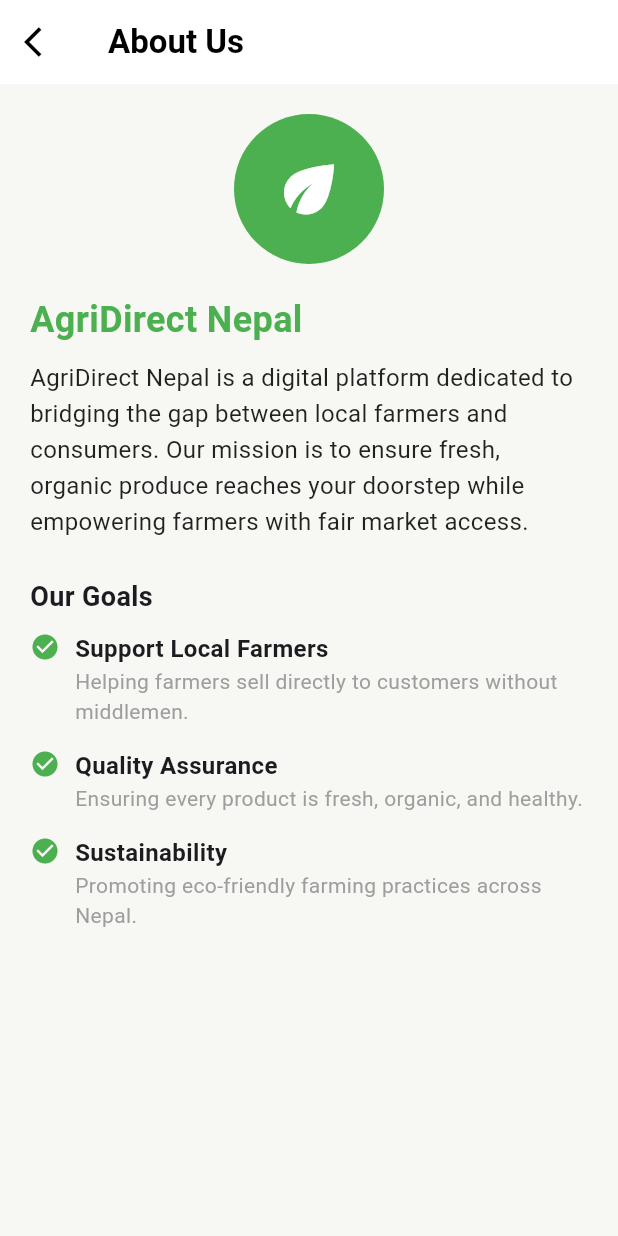
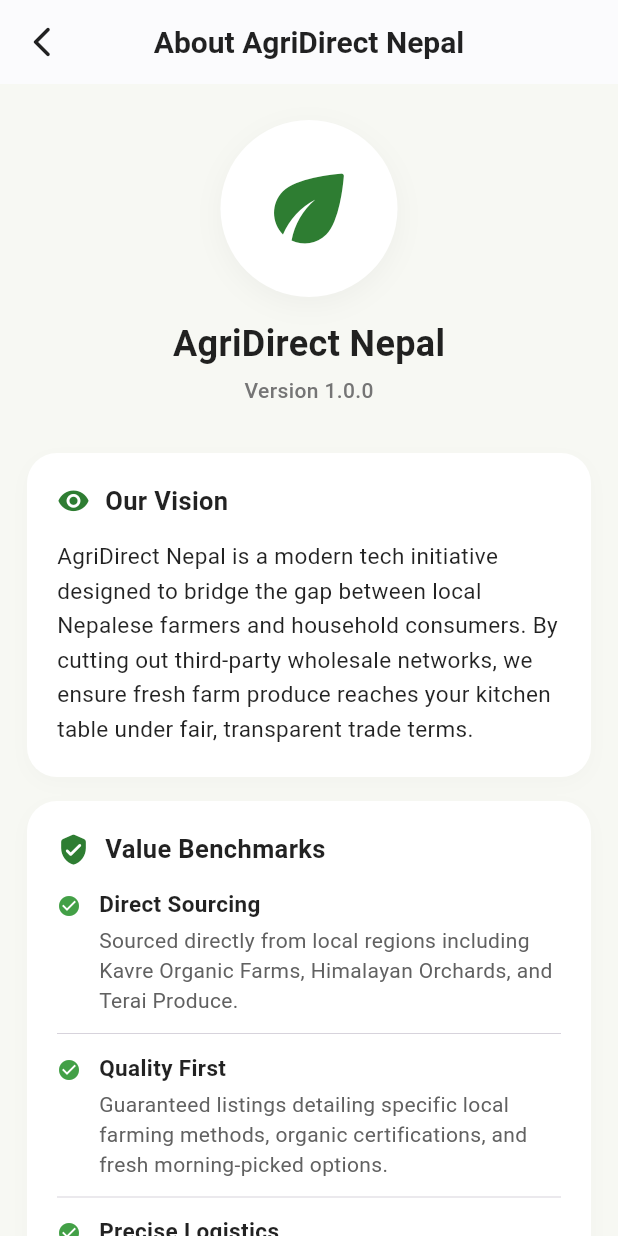
Before and after one commit to Biraj1122/AgriDirect-Nepal, a Flutter app: the AboutUsScreen screen opened directly, on a phone screen of 412 x 824 dp. Run offline on Flutter 3.47's test engine with Material 3 defaults, Android fonts, the phone set to English and light mode, and no system bars; our stand-ins replace firebase_core, geocoding, geolocator, google_maps_flutter; accounts and stored records are empty.

Commit message:
made changes edited my_favrioutes and about_us

```diff
--- a/lib/about_us.dart
+++ /dev/null
@@ -1,80 +0,0 @@
-import 'package:flutter/material.dart';
-
-class AboutUsScreen extends StatelessWidget {
-  const AboutUsScreen({super.key});
-
-  @override
-  Widget build(BuildContext context) {
-    return Scaffold(
-      backgroundColor: const Color(0xffF7F8F3),
-      appBar: AppBar(
-        backgroundColor: Colors.white,
-        elevation: 0,
-        leading: IconButton(
-          icon: const Icon(Icons.arrow_back_ios, color: Colors.black),
-          onPressed: () => Navigator.pop(context),
-        ),
-        title: const Text(
-          "About Us",
-          style: TextStyle(color: Colors.black, fontWeight: FontWeight.bold),
-        ),
-      ),
-      body: SingleChildScrollView(
-        padding: const EdgeInsets.all(20.0),
-        child: Column(
-          crossAxisAlignment: CrossAxisAlignment.start,
-          children: [
-            const Center(
-              child: CircleAvatar(
-                radius: 50,
-                backgroundColor: Colors.green,
-                child: Icon(Icons.eco, size: 50, color: Colors.white),
-              ),
-            ),
-            const SizedBox(height: 20),
-            const Text(
-              "AgriDirect Nepal",
-              style: TextStyle(fontSize: 24, fontWeight: FontWeight.bold, color: Colors.green),
-            ),
-            const SizedBox(height: 10),
-            const Text(
-              "AgriDirect Nepal is a digital platform dedicated to bridging the gap between local farmers and consumers. Our mission is to ensure fresh, organic produce reaches your doorstep while empowering farmers with fair market access.",
-              style: TextStyle(fontSize: 16, height: 1.5, color: Colors.black87),
-            ),
-            const SizedBox(height: 25),
-            const Text(
-              "Our Goals",
-              style: TextStyle(fontSize: 18, fontWeight: FontWeight.bold),
-            ),
-            const SizedBox(height: 10),
-            goalItem("Support Local Farmers", "Helping farmers sell directly to customers without middlemen."),
-            goalItem("Quality Assurance", "Ensuring every product is fresh, organic, and healthy."),
-            goalItem("Sustainability", "Promoting eco-friendly farming practices across Nepal."),
-          ],
-        ),
-      ),
-    );
-  }
-
-  Widget goalItem(String title, String description) {
-    return Padding(
-      padding: const EdgeInsets.only(bottom: 15),
-      child: Row(
-        crossAxisAlignment: CrossAxisAlignment.start,
-        children: [
-          const Icon(Icons.check_circle, color: Colors.green, size: 20),
-          const SizedBox(width: 10),
-          Expanded(
-            child: Column(
-              crossAxisAlignment: CrossAxisAlignment.start,
-              children: [
-                Text(title, style: const TextStyle(fontWeight: FontWeight.bold, fontSize: 16)),
-                Text(description, style: const TextStyle(color: Colors.grey)),
-              ],
-            ),
-          ),
-        ],
-      ),
-    );
-  }
-}
--- /dev/null
+++ b/lib/screens/about_us.dart
@@ -0,0 +1,223 @@
+import 'package:flutter/material.dart';
+
+class AboutUsScreen extends StatelessWidget {
+  const AboutUsScreen({super.key});
+
+  @override
+  Widget build(BuildContext context) {
+    // Platform brand configuration
+    const Color primaryFarmGreen = Color(0xFF2E7D32);
+    const Color softBackground = Color(0xffF7F8F3);
+
+    return Scaffold(
+      backgroundColor: softBackground,
+      appBar: AppBar(
+        backgroundColor: Colors.white,
+        elevation: 0.5,
+        leading: IconButton(
+          icon: const Icon(Icons.arrow_back_ios_new_rounded, color: Colors.black87),
+          onPressed: () => Navigator.of(context).pop(),
+        ),
+        title: const Text(
+          "About AgriDirect Nepal",
+          style: TextStyle(
+            color: Colors.black87,
+            fontWeight: FontWeight.bold,
+            fontSize: 20,
+          ),
+        ),
+        centerTitle: true,
+      ),
+      body: SingleChildScrollView(
+        physics: const BouncingScrollPhysics(),
+        child: Padding(
+          padding: const EdgeInsets.symmetric(horizontal: 18.0, vertical: 24.0),
+          child: Column(
+            crossAxisAlignment: CrossAxisAlignment.center,
+            children: [
+              // Hero App Icon Container
+              Container(
+                padding: const EdgeInsets.all(24.0),
+                decoration: BoxDecoration(
+                  color: Colors.white,
+                  shape: BoxShape.circle,
+                  boxShadow: [
+                    BoxShadow(
+                      color: Colors.black.withOpacity(0.04),
+                      blurRadius: 15,
+                      offset: const Offset(0, 5),
+                    ),
+                  ],
+                ),
+                child: const Icon(
+                  Icons.eco_rounded,
+                  size: 70,
+                  color: primaryFarmGreen,
+                ),
+              ),
+              const SizedBox(height: 14),
+              const Text(
+                "AgriDirect Nepal",
+                style: TextStyle(
+                  fontSize: 24,
+                  fontWeight: FontWeight.bold,
+                  color: Colors.black87,
+                ),
+              ),
+              const SizedBox(height: 4),
+              Text(
+                "Version 1.0.0",
+                style: TextStyle(
+                  fontSize: 14,
+                  color: Colors.grey.shade600,
+                  fontWeight: FontWeight.w500,
+                ),
+              ),
+              const SizedBox(height: 32),
+
+              // Card 1: Our Vision
+              _buildAboutCard(
+                title: "Our Vision",
+                icon: Icons.visibility_rounded,
+                iconColor: primaryFarmGreen,
+                child: const Text(
+                  "AgriDirect Nepal is a modern tech initiative designed to bridge the gap between local Nepalese farmers and household consumers. By cutting out third-party wholesale networks, we ensure fresh farm produce reaches your kitchen table under fair, transparent trade terms.",
+                  style: TextStyle(
+                    fontSize: 15,
+                    color: Colors.black87,
+                    height: 1.5,
+                  ),
+                ),
+              ),
+              const SizedBox(height: 16),
+
+              // Card 2: Value Benchmarks
+              _buildAboutCard(
+                title: "Value Benchmarks",
+                icon: Icons.verified_user_rounded,
+                iconColor: primaryFarmGreen,
+                child: Column(
+                  children: [
+                    _buildValueRow(
+                      context,
+                      title: "Direct Sourcing",
+                      subtitle: "Sourced directly from local regions including Kavre Organic Farms, Himalayan Orchards, and Terai Produce.",
+                    ),
+                    const Divider(height: 24, thickness: 0.5),
+                    _buildValueRow(
+                      context,
+                      title: "Quality First",
+                      subtitle: "Guaranteed listings detailing specific local farming methods, organic certifications, and fresh morning-picked options.",
+                    ),
+                    const Divider(height: 24, thickness: 0.5),
+                    _buildValueRow(
+                      context,
+                      title: "Precise Logistics",
+                      subtitle: "Built-in mapping support to quickly track location data and safely calculate delivery ranges directly to your home address.",
+                    ),
+                  ],
+                ),
+              ),
+              const SizedBox(height: 40),
+
+              // Footer Ownership Label
+              Text(
+                "© ${DateTime.now().year} FarmTech Group Project",
+                style: TextStyle(
+                  fontSize: 13,
+                  color: Colors.grey.shade500,
+                  fontWeight: FontWeight.w500,
+                  letterSpacing: 0.3,
+                ),
+              ),
+              const SizedBox(height: 12),
+            ],
+          ),
+        ),
+      ),
+    );
+  }
+
+  // Card UI Construction Helper
+  Widget _buildAboutCard({
+    required String title,
+    required IconData icon,
+    required Color iconColor,
+    required Widget child,
+  }) {
+    return Container(
+      width: double.infinity,
+      decoration: BoxDecoration(
+        color: Colors.white,
+        borderRadius: BorderRadius.circular(20),
+        boxShadow: [
+          BoxShadow(
+            color: Colors.black.withOpacity(0.02),
+            blurRadius: 10,
+            offset: const Offset(0, 4),
+          ),
+        ],
+      ),
+      padding: const EdgeInsets.all(20.0),
+      child: Column(
+        crossAxisAlignment: CrossAxisAlignment.start,
+        children: [
+          Row(
+            children: [
+              Icon(icon, color: iconColor, size: 22),
+              const SizedBox(width: 10),
+              Text(
+                title,
+                style: const TextStyle(
+                  fontSize: 17,
+                  fontWeight: FontWeight.bold,
+                  color: Colors.black87,
+                ),
+              ),
+            ],
+          ),
+          const SizedBox(height: 14),
+          child,
+        ],
+      ),
+    );
+  }
+
+  // Value Bullet Entry Construction Helper
+  Widget _buildValueRow(BuildContext context, {required String title, required String subtitle}) {
+    return Row(
+      crossAxisAlignment: CrossAxisAlignment.start,
+      children: [
+        Padding(
+          padding: const EdgeInsets.only(top: 4.0),
+          child: Icon(Icons.check_circle, color: Colors.green.shade600, size: 16),
+        ),
+        const SizedBox(width: 12),
+        Expanded(
+          child: Column(
+            crossAxisAlignment: CrossAxisAlignment.start,
+            children: [
+              Text(
+                title,
+                style: const TextStyle(
+                  fontWeight: FontWeight.bold,
+                  fontSize: 15,
+                  color: Colors.black87,
+                ),
+              ),
+              const SizedBox(height: 4),
+              Text(
+                subtitle,
+                style: TextStyle(
+                  fontSize: 14,
+                  color: Colors.grey.shade700,
+                  height: 1.4,
+                ),
+              ),
+            ],
+          ),
+        ),
+      ],
+    );
+  }
+}
```
Also changed, not shown: lib/navigation_screen.dart (+24 -3 lines), lib/screens/categories_screen.dart (+18 -23 lines), lib/screens/home_screen.dart (+51 -7 lines), lib/screens/profile_screen.dart (+18 -2 lines), pubspec.lock.
